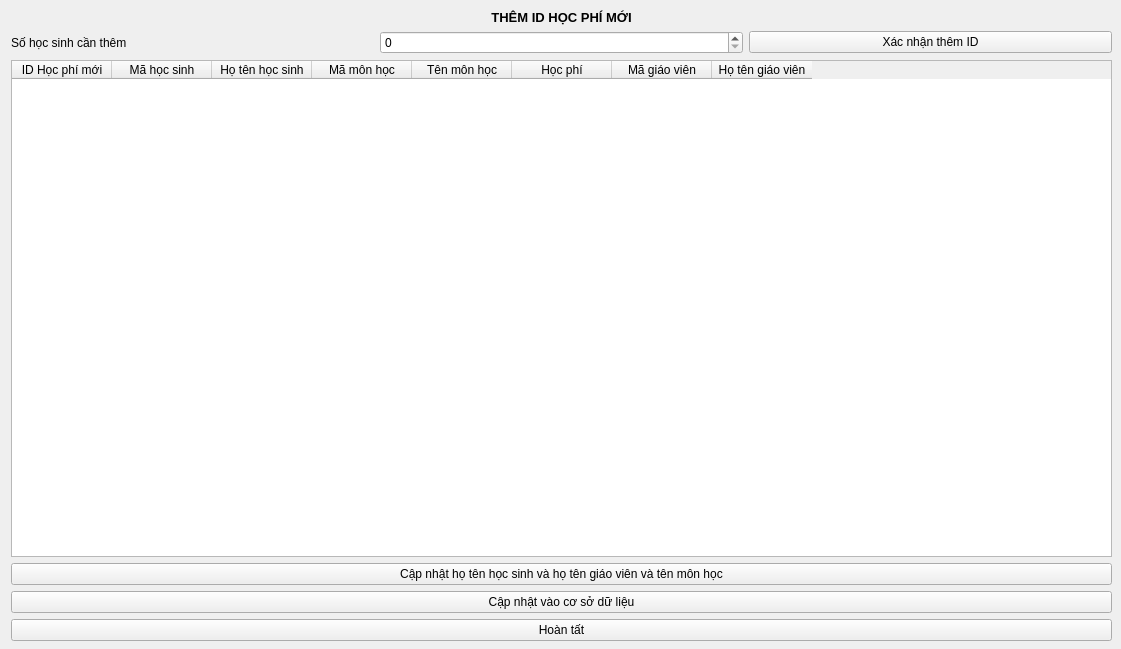
Above: TranslateUiPyPackage/ui_ip/M32_themhpdinhmuc.ui from longpham6595/kvmanagement before the change. Below: the same form after it.
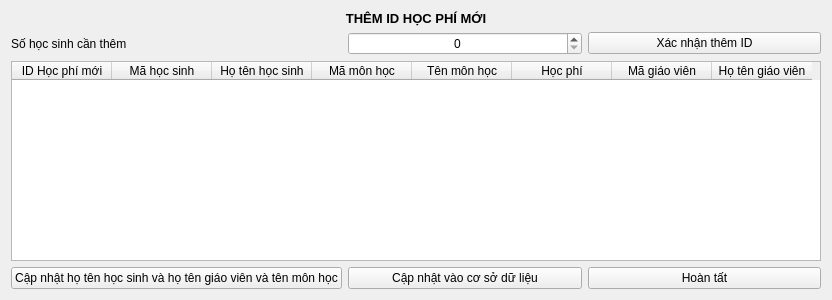
That is the form after the change.

The edit to the form file:
```diff
--- a/TranslateUiPyPackage/ui_ip/M32_themhpdinhmuc.ui
+++ b/TranslateUiPyPackage/ui_ip/M32_themhpdinhmuc.ui
@@ -6,53 +6,43 @@
    <rect>
     <x>0</x>
     <y>0</y>
-    <width>1121</width>
-    <height>649</height>
+    <width>828</width>
+    <height>298</height>
    </rect>
   </property>
   <property name="windowTitle">
    <string>Thêm ID học phí</string>
   </property>
-  <widget class="QWidget" name="layoutWidget">
-   <property name="geometry">
-    <rect>
-     <x>11</x>
-     <y>10</y>
-     <width>1101</width>
-     <height>631</height>
-    </rect>
-   </property>
-   <layout class="QVBoxLayout" name="verticalLayout">
-    <item>
-     <widget class="QLabel" name="label_2">
-      <property name="text">
-       <string>&lt;html&gt;&lt;head/&gt;&lt;body&gt;&lt;p align=&quot;center&quot;&gt;&lt;span style=&quot; font-size:10pt; font-weight:600;&quot;&gt;THÊM ID HỌC PHÍ MỚI&lt;/span&gt;&lt;/p&gt;&lt;/body&gt;&lt;/html&gt;</string>
-      </property>
-     </widget>
-    </item>
-    <item>
-     <layout class="QHBoxLayout" name="horizontalLayout">
-      <item>
+  <layout class="QGridLayout" name="gridLayout">
+   <item row="1" column="0">
        <widget class="QLabel" name="label">
         <property name="text">
          <string>Số học sinh cần thêm</string>
         </property>
        </widget>
       </item>
-      <item>
-       <widget class="QSpinBox" name="sohs"/>
-      </item>
-      <item>
+   <item row="1" column="1">
+    <widget class="QSpinBox" name="sohs">
+     <property name="alignment">
+      <set>Qt::AlignCenter</set>
+     </property>
+    </widget>
+   </item>
+   <item row="1" column="2">
        <widget class="QPushButton" name="xacnhan">
         <property name="text">
          <string>Xác nhận thêm ID</string>
         </property>
        </widget>
       </item>
-     </layout>
-    </item>
-    <item>
+   <item row="2" column="0" colspan="3">
      <widget class="QTableWidget" name="themidhp_view">
+     <property name="minimumSize">
+      <size>
+       <width>810</width>
+       <height>200</height>
+      </size>
+     </property>
       <column>
        <property name="text">
         <string>ID Học phí mới</string>
@@ -95,21 +85,28 @@
       </column>
      </widget>
     </item>
-    <item>
+   <item row="0" column="0" colspan="3">
+    <widget class="QLabel" name="label_2">
+     <property name="text">
+      <string>&lt;html&gt;&lt;head/&gt;&lt;body&gt;&lt;p align=&quot;center&quot;&gt;&lt;span style=&quot; font-size:10pt; font-weight:600;&quot;&gt;THÊM ID HỌC PHÍ MỚI&lt;/span&gt;&lt;/p&gt;&lt;/body&gt;&lt;/html&gt;</string>
+     </property>
+    </widget>
+   </item>
+   <item row="3" column="0">
      <widget class="QPushButton" name="updatetableinfo">
       <property name="text">
        <string>Cập nhật họ tên học sinh và họ tên giáo viên và tên môn học</string>
       </property>
      </widget>
     </item>
-    <item>
+   <item row="3" column="1">
      <widget class="QPushButton" name="updateintodb">
       <property name="text">
        <string>Cập nhật vào cơ sở dữ liệu</string>
       </property>
      </widget>
     </item>
-    <item>
+   <item row="3" column="2">
      <widget class="QPushButton" name="hoantat">
       <property name="text">
        <string>Hoàn tất</string>
@@ -117,7 +114,6 @@
      </widget>
     </item>
    </layout>
-  </widget>
  </widget>
  <resources/>
  <connections/>
```
Lines whose indentation alone changed are shown as unchanged.
